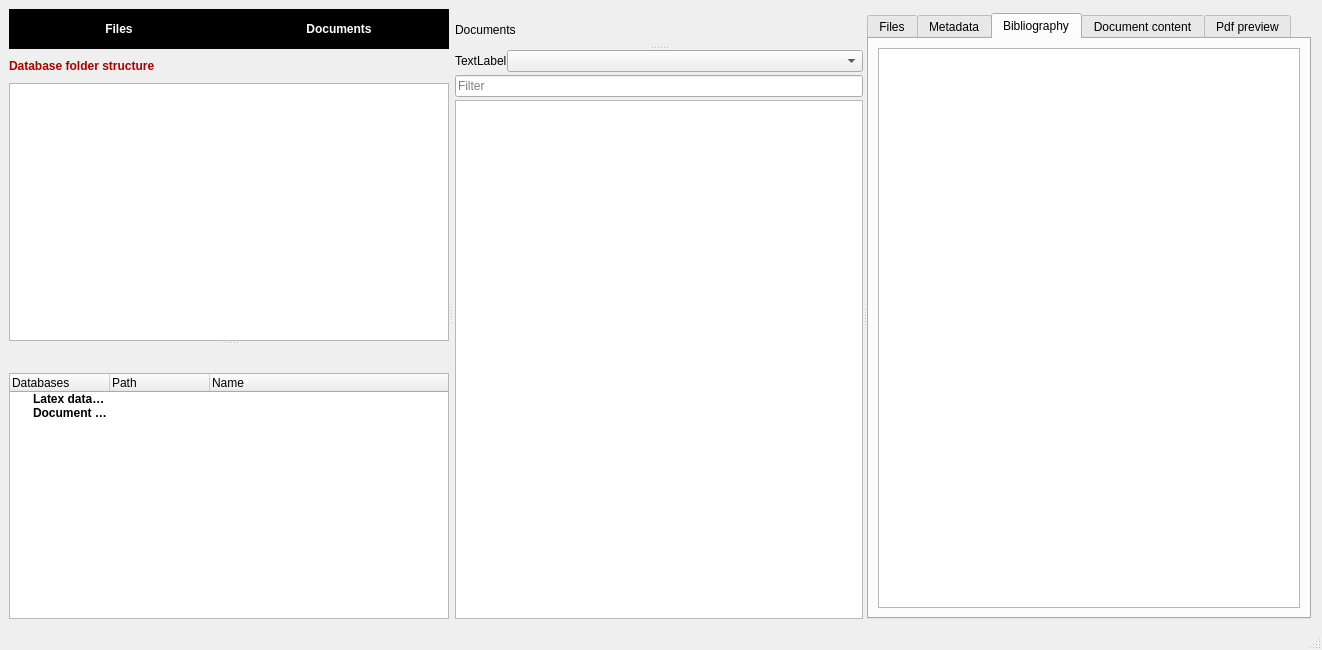
Qt form datatex.ui (CSMathematics/DataTex) before a commit.
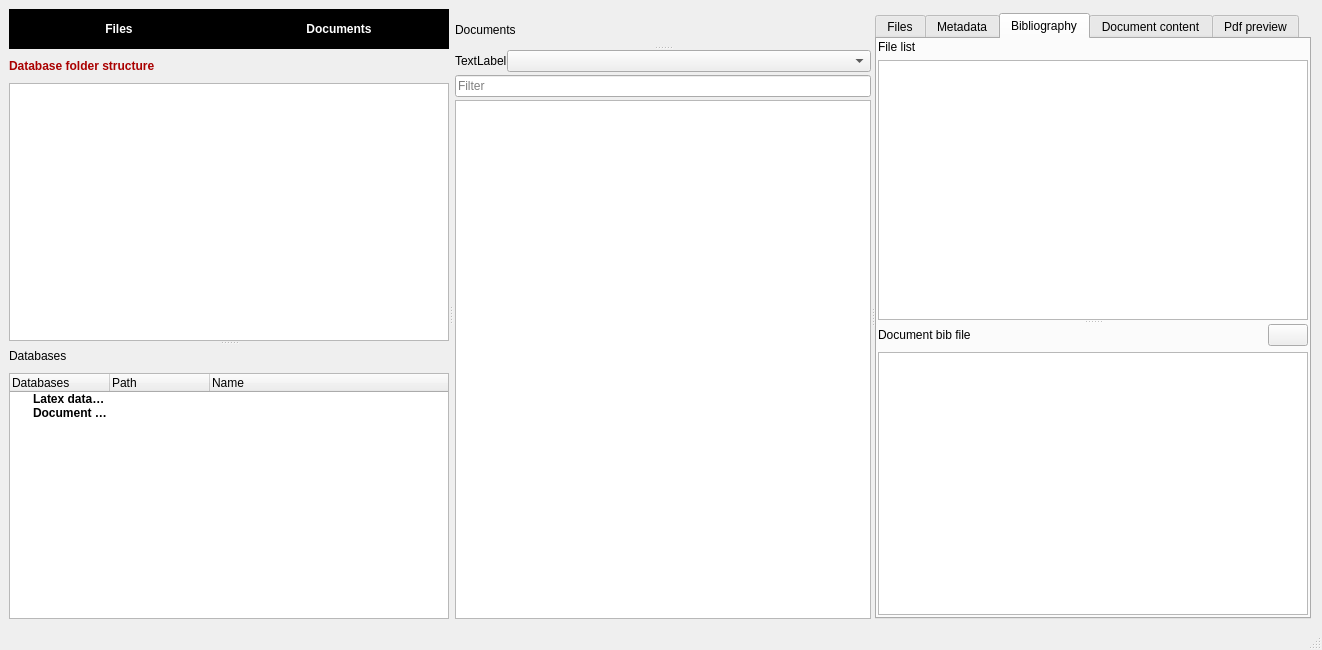
The same form after that commit. The open tabs and pages were chosen to show the change. Icons and pictures are not drawn. Custom widgets are drawn as their Qt base class.

```diff
--- a/datatex.ui
+++ b/datatex.ui
@@ -224,6 +224,13 @@
            <property name="spacing">
             <number>2</number>
            </property>
+           <item>
+            <widget class="QLabel" name="label_12">
+             <property name="text">
+              <string>Databases</string>
+             </property>
+            </widget>
+           </item>
            <item>
             <spacer name="horizontalSpacer_5">
              <property name="orientation">
@@ -1420,9 +1427,74 @@
              <attribute name="title">
               <string>Bibliography</string>
              </attribute>
-             <layout class="QVBoxLayout" name="verticalLayout">
+             <layout class="QVBoxLayout" name="verticalLayout_5">
+              <property name="leftMargin">
+               <number>1</number>
+              </property>
+              <property name="topMargin">
+               <number>1</number>
+              </property>
+              <property name="rightMargin">
+               <number>1</number>
+              </property>
+              <property name="bottomMargin">
+               <number>2</number>
+              </property>
               <item>
-               <widget class="QPlainTextEdit" name="DocBibSourceCode"/>
+               <widget class="QSplitter" name="splitter_7">
+                <property name="orientation">
+                 <enum>Qt::Vertical</enum>
+                </property>
+                <widget class="QWidget" name="layoutWidget">
+                 <layout class="QVBoxLayout" name="verticalLayout">
+                  <item>
+                   <widget class="QLabel" name="label_10">
+                    <property name="text">
+                     <string>File list</string>
+                    </property>
+                   </widget>
+                  </item>
+                  <item>
+                   <widget class="QListWidget" name="BibPerFileList"/>
+                  </item>
+                 </layout>
+                </widget>
+                <widget class="QWidget" name="layoutWidget">
+                 <layout class="QVBoxLayout" name="verticalLayout_4">
+                  <item>
+                   <layout class="QHBoxLayout" name="horizontalLayout_16">
+                    <item>
+                     <widget class="QLabel" name="label_11">
+                      <property name="text">
+                       <string>Document bib file</string>
+                      </property>
+                     </widget>
+                    </item>
+                    <item>
+                     <widget class="QPushButton" name="SaveDocBibContent">
+                      <property name="sizePolicy">
+                       <sizepolicy hsizetype="Fixed" vsizetype="Fixed">
+                        <horstretch>0</horstretch>
+                        <verstretch>0</verstretch>
+                       </sizepolicy>
+                      </property>
+                      <property name="text">
+                       <string/>
+                      </property>
+                      <property name="icon">
+                       <iconset resource="images.qrc">
+                        <normaloff>:/images/document-save.svg</normaloff>:/images/document-save.svg</iconset>
+                      </property>
+                     </widget>
+                    </item>
+                   </layout>
+                  </item>
+                  <item>
+                   <widget class="LatexTextEdit" name="DocBibSourceCode"/>
+                  </item>
+                 </layout>
+                </widget>
+               </widget>
               </item>
              </layout>
             </widget>
```
Left out of the diff: 21 changed lines with no effect on the pictures.
